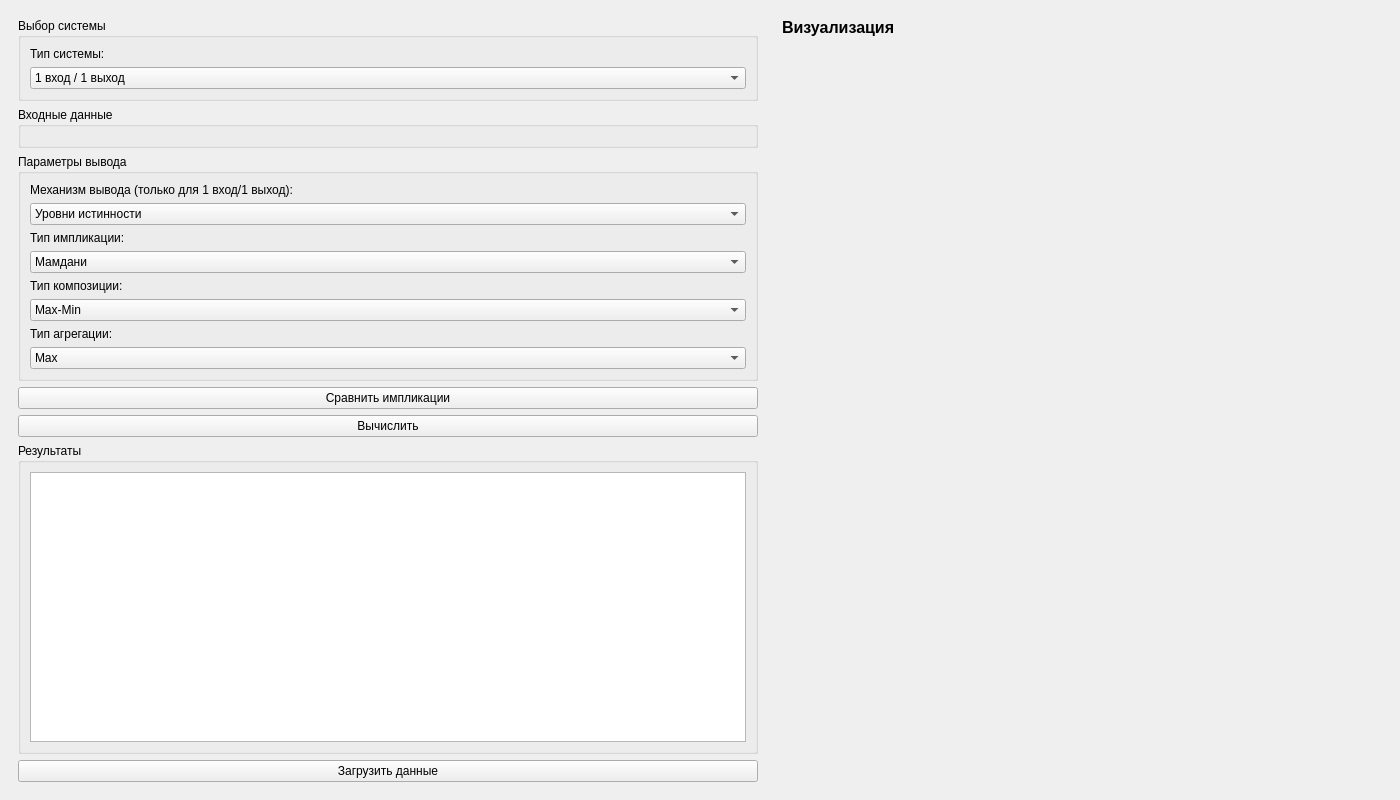
This is lab3/mainwindow.ui in qelezy/ai_systems as Qt 5 draws it before an edit. The edited form follows.
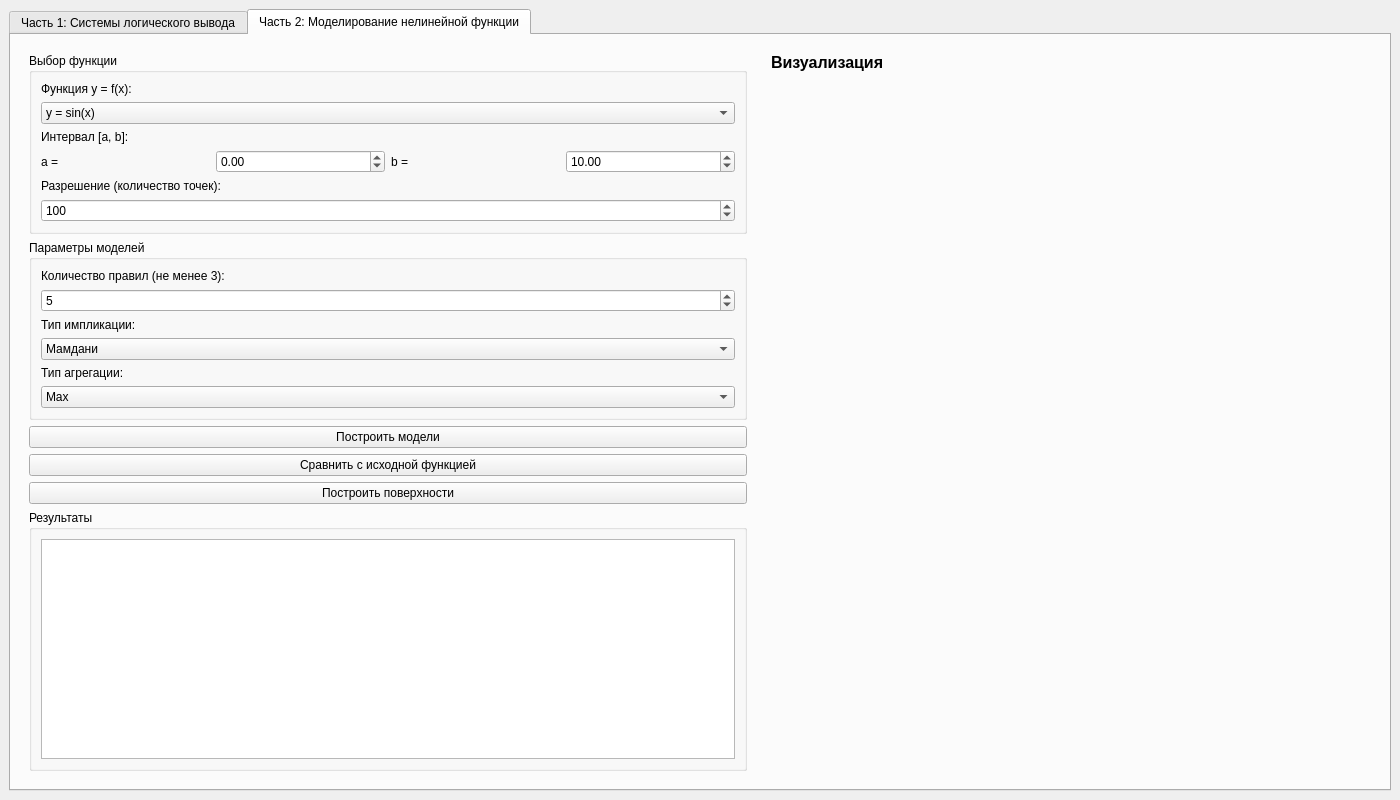
This is the edited form. The open tabs and pages were chosen to show the change.

What changed in the file:
```diff
--- a/lab3/mainwindow.ui
+++ b/lab3/mainwindow.ui
@@ -14,7 +14,17 @@
    <string>Система нечёткого логического вывода</string>
   </property>
   <widget class="QWidget" name="centralwidget">
-   <layout class="QHBoxLayout" name="horizontalLayout">
+   <layout class="QVBoxLayout" name="verticalLayout_main">
+    <item>
+     <widget class="QTabWidget" name="tabWidget">
+      <property name="currentIndex">
+       <number>0</number>
+      </property>
+      <widget class="QWidget" name="tabPart1">
+       <attribute name="title">
+        <string>Часть 1: Системы логического вывода</string>
+       </attribute>
+       <layout class="QHBoxLayout" name="horizontalLayout_part1">
     <item>
      <widget class="QWidget" name="leftPanel" native="true">
       <layout class="QVBoxLayout" name="verticalLayout">
@@ -78,7 +88,7 @@
            <widget class="QComboBox" name="mechanismCombo">
             <item>
              <property name="text">
-              <string>Уровни истинности</string>
+                  <string>Max-Min композиция</string>
              </property>
             </item>
             <item>
@@ -96,7 +106,7 @@
           <item>
            <widget class="QLabel" name="implLabel">
             <property name="text">
-             <string>Тип импликации:</string>
+                 <string>Тип импликации (для уровней истинности):</string>
             </property>
            </widget>
           </item>
@@ -114,27 +124,6 @@
             </item>
            </widget>
           </item>
-          <item>
-           <widget class="QLabel" name="compLabel">
-            <property name="text">
-             <string>Тип композиции:</string>
-            </property>
-           </widget>
-          </item>
-          <item>
-           <widget class="QComboBox" name="compCombo">
-            <item>
-             <property name="text">
-              <string>Max-Min</string>
-             </property>
-            </item>
-            <item>
-             <property name="text">
-              <string>Max-Product</string>
-             </property>
-            </item>
-           </widget>
-          </item>
           <item>
            <widget class="QLabel" name="aggLabel">
             <property name="text">
@@ -232,6 +221,283 @@
         </widget>
        </item>
       </layout>
+         </widget>
+        </item>
+       </layout>
+      </widget>
+      <widget class="QWidget" name="tabPart2">
+       <attribute name="title">
+        <string>Часть 2: Моделирование нелинейной функции</string>
+       </attribute>
+       <layout class="QHBoxLayout" name="horizontalLayout_part2">
+        <item>
+         <widget class="QWidget" name="leftPanelPart2" native="true">
+          <layout class="QVBoxLayout" name="verticalLayout_part2">
+           <item>
+            <widget class="QGroupBox" name="functionGroup">
+             <property name="title">
+              <string>Выбор функции</string>
+             </property>
+             <layout class="QVBoxLayout" name="verticalLayout_func">
+              <item>
+               <widget class="QLabel" name="functionLabel">
+                <property name="text">
+                 <string>Функция y = f(x):</string>
+                </property>
+               </widget>
+              </item>
+              <item>
+               <widget class="QComboBox" name="functionCombo">
+                <item>
+                 <property name="text">
+                  <string>y = sin(x)</string>
+                 </property>
+                </item>
+                <item>
+                 <property name="text">
+                  <string>y = x²</string>
+                 </property>
+                </item>
+                <item>
+                 <property name="text">
+                  <string>y = x³ - 2x</string>
+                 </property>
+                </item>
+                <item>
+                 <property name="text">
+                  <string>y = sin(x) * cos(x)</string>
+                 </property>
+                </item>
+               </widget>
+              </item>
+              <item>
+               <widget class="QLabel" name="intervalLabel">
+                <property name="text">
+                 <string>Интервал [a, b]:</string>
+                </property>
+               </widget>
+              </item>
+              <item>
+               <layout class="QHBoxLayout" name="horizontalLayout_interval">
+                <item>
+                 <widget class="QLabel" name="aLabel">
+                  <property name="text">
+                   <string>a =</string>
+                  </property>
+                 </widget>
+                </item>
+                <item>
+                 <widget class="QDoubleSpinBox" name="aSpinBox">
+                  <property name="decimals">
+                   <number>2</number>
+                  </property>
+                  <property name="minimum">
+                   <double>-100.000000000000000</double>
+                  </property>
+                  <property name="maximum">
+                   <double>100.000000000000000</double>
+                  </property>
+                  <property name="value">
+                   <double>0.000000000000000</double>
+                  </property>
+                 </widget>
+                </item>
+                <item>
+                 <widget class="QLabel" name="bLabel">
+                  <property name="text">
+                   <string>b =</string>
+                  </property>
+                 </widget>
+                </item>
+                <item>
+                 <widget class="QDoubleSpinBox" name="bSpinBox">
+                  <property name="decimals">
+                   <number>2</number>
+                  </property>
+                  <property name="minimum">
+                   <double>-100.000000000000000</double>
+                  </property>
+                  <property name="maximum">
+                   <double>100.000000000000000</double>
+                  </property>
+                  <property name="value">
+                   <double>10.000000000000000</double>
+                  </property>
+                 </widget>
+                </item>
+               </layout>
+              </item>
+              <item>
+               <widget class="QLabel" name="resolutionLabel">
+                <property name="text">
+                 <string>Разрешение (количество точек):</string>
+                </property>
+               </widget>
+              </item>
+              <item>
+               <widget class="QSpinBox" name="resolutionSpinBox">
+                <property name="minimum">
+                 <number>10</number>
+                </property>
+                <property name="maximum">
+                 <number>1000</number>
+                </property>
+                <property name="value">
+                 <number>100</number>
+                </property>
+               </widget>
+              </item>
+             </layout>
+            </widget>
+           </item>
+           <item>
+            <widget class="QGroupBox" name="modelGroup">
+             <property name="title">
+              <string>Параметры моделей</string>
+             </property>
+             <layout class="QVBoxLayout" name="verticalLayout_model">
+              <item>
+               <widget class="QLabel" name="rulesLabel">
+                <property name="text">
+                 <string>Количество правил (не менее 3):</string>
+                </property>
+               </widget>
+              </item>
+              <item>
+               <widget class="QSpinBox" name="rulesSpinBox">
+                <property name="minimum">
+                 <number>3</number>
+                </property>
+                <property name="maximum">
+                 <number>20</number>
+                </property>
+                <property name="value">
+                 <number>5</number>
+                </property>
+               </widget>
+              </item>
+              <item>
+               <widget class="QLabel" name="implLabelPart2">
+                <property name="text">
+                 <string>Тип импликации:</string>
+                </property>
+               </widget>
+              </item>
+              <item>
+               <widget class="QComboBox" name="implComboPart2">
+                <item>
+                 <property name="text">
+                  <string>Мамдани</string>
+                 </property>
+                </item>
+                <item>
+                 <property name="text">
+                  <string>Ларсен</string>
+                 </property>
+                </item>
+               </widget>
+              </item>
+              <item>
+               <widget class="QLabel" name="aggLabelPart2">
+                <property name="text">
+                 <string>Тип агрегации:</string>
+                </property>
+               </widget>
+              </item>
+              <item>
+               <widget class="QComboBox" name="aggComboPart2">
+                <item>
+                 <property name="text">
+                  <string>Max</string>
+                 </property>
+                </item>
+                <item>
+                 <property name="text">
+                  <string>Sum</string>
+                 </property>
+                </item>
+               </widget>
+              </item>
+             </layout>
+            </widget>
+           </item>
+           <item>
+            <widget class="QPushButton" name="buildModelBtn">
+             <property name="text">
+              <string>Построить модели</string>
+             </property>
+            </widget>
+           </item>
+           <item>
+            <widget class="QPushButton" name="compareModelsBtn">
+             <property name="text">
+              <string>Сравнить с исходной функцией</string>
+             </property>
+            </widget>
+           </item>
+           <item>
+            <widget class="QPushButton" name="plotSurfaceBtn">
+             <property name="text">
+              <string>Построить поверхности</string>
+             </property>
+            </widget>
+           </item>
+           <item>
+            <widget class="QGroupBox" name="resultGroupPart2">
+             <property name="title">
+              <string>Результаты</string>
+             </property>
+             <layout class="QVBoxLayout" name="verticalLayout_4_part2">
+              <item>
+               <widget class="QTextEdit" name="resultTextPart2">
+                <property name="maximumSize">
+                 <size>
+                  <width>16777215</width>
+                  <height>16777215</height>
+                 </size>
+                </property>
+                <property name="readOnly">
+                 <bool>true</bool>
+                </property>
+               </widget>
+              </item>
+             </layout>
+            </widget>
+           </item>
+          </layout>
+         </widget>
+        </item>
+        <item>
+         <widget class="QWidget" name="rightPanelPart2" native="true">
+          <layout class="QVBoxLayout" name="verticalLayout_5_part2" stretch="0,1">
+           <item>
+            <widget class="QLabel" name="plotLabelPart2">
+             <property name="font">
+              <font>
+               <pointsize>12</pointsize>
+               <bold>true</bold>
+              </font>
+             </property>
+             <property name="text">
+              <string>Визуализация</string>
+             </property>
+            </widget>
+           </item>
+           <item>
+            <widget class="QWidget" name="plotWidgetContainerPart2" native="true">
+             <property name="minimumSize">
+              <size>
+               <width>600</width>
+               <height>400</height>
+              </size>
+             </property>
+            </widget>
+           </item>
+          </layout>
+         </widget>
+        </item>
+       </layout>
+      </widget>
      </widget>
     </item>
    </layout>
```
Left out of the diff: 23 changed lines with no effect on the pictures. Lines whose indentation alone changed are shown as unchanged.
